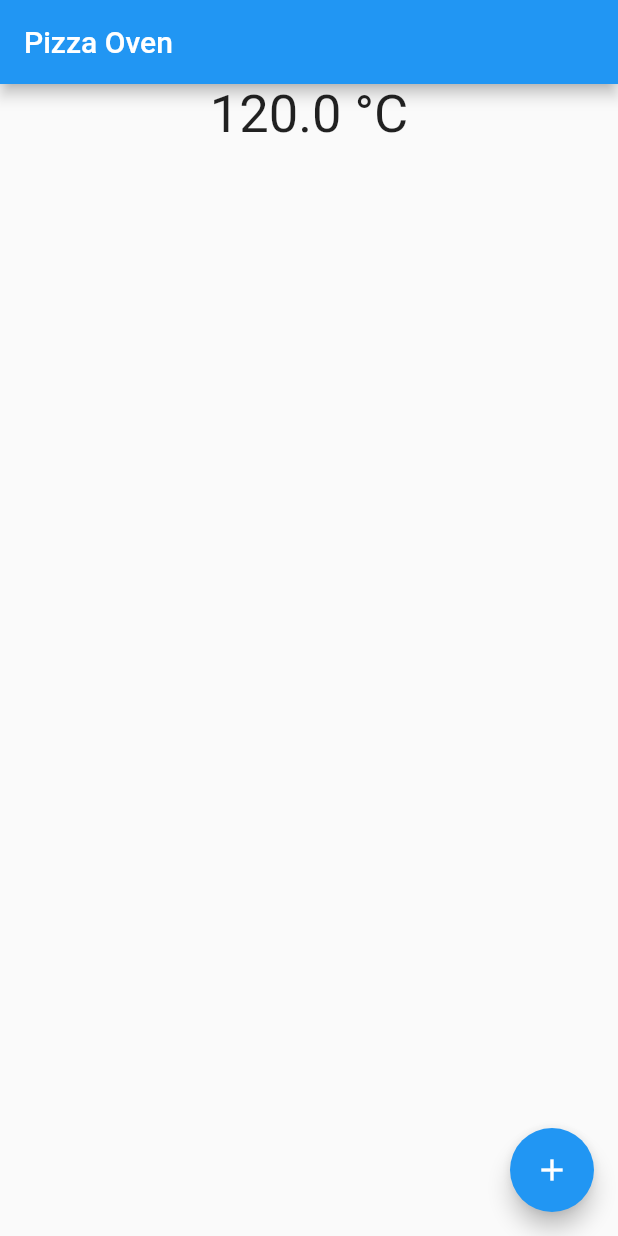
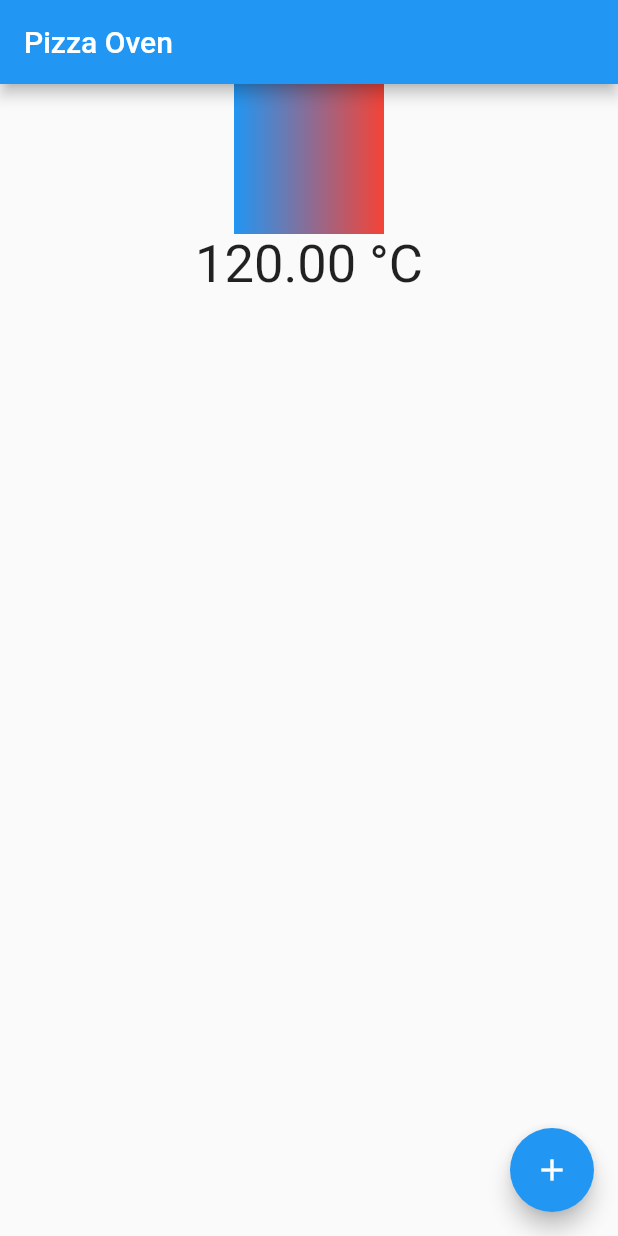
Before and after one commit to Nuytemans-Dieter/OvenApp, a Flutter app: the screen it shows after launch, on a phone screen of 412 x 824 dp. Run offline on Flutter 3.47's test engine with Material 2 defaults, Android fonts, the phone set to English and light mode, and no system bars.

Commit message:
Improve temperature display + add gradient

```diff
--- a/lib/main.dart
+++ b/lib/main.dart
@@ -2,6 +2,7 @@ import 'package:flutter/material.dart';
 import 'package:oven_app/model/OvenInfo.dart';
 import 'package:oven_app/model/interfaces/OvenInfoProvider.dart';
 import 'package:oven_app/model/oven_info_providers/RandomInfoProvider.dart';
+import 'package:oven_app/widgets/TemperatureGauge.dart';
 
 import 'model/oven_info_providers/LinearInfoProvider.dart';
 
@@ -46,6 +47,7 @@ class _MyHomePageState extends State<MyHomePage> {
         child: Column(
           mainAxisAlignment: MainAxisAlignment.start,
           children: <Widget>[
+            Gauge(),
             StreamBuilder<OvenInfo>(
               stream: widget.ovenInfoProvider.getStream(),
               builder: (context, snapshot) {
--- a/lib/model/Temperature.dart
+++ b/lib/model/Temperature.dart
@@ -39,6 +39,6 @@ class Temperature {
   }
 
   String toUnitString(TemperatureUnit unit) {
-    return getTemperature(unit).toString() + " " + unit.getSymbol();
+    return getTemperature(unit).toStringAsFixed(2) + " " + unit.getSymbol();
   }
 }
--- /dev/null
+++ b/lib/widgets/TemperatureGauge.dart
@@ -0,0 +1,41 @@
+import 'package:flutter/cupertino.dart';
+import 'package:flutter/material.dart';
+
+class Gauge extends StatefulWidget {
+  final double min;
+  final double max;
+
+  final Color leftColor;
+  final Color rightColor;
+
+  Gauge(
+      {this.min = 0,
+      this.max = 900,
+      this.leftColor = Colors.blue,
+      this.rightColor = Colors.red});
+
+  @override
+  State<StatefulWidget> createState() {
+    return GaugeState();
+  }
+}
+
+class GaugeState extends State<Gauge> {
+  double value;
+
+  @override
+  Widget build(BuildContext context) {
+    return Container(
+      height: 100,
+      width: 100,
+      decoration: const BoxDecoration(
+        gradient: LinearGradient(
+          begin: Alignment.centerLeft,
+          end: Alignment.centerRight,
+          colors: <Color>[Colors.blue, Colors.red],
+          tileMode: TileMode.decal,
+        ),
+      ),
+    );
+  }
+}
```
